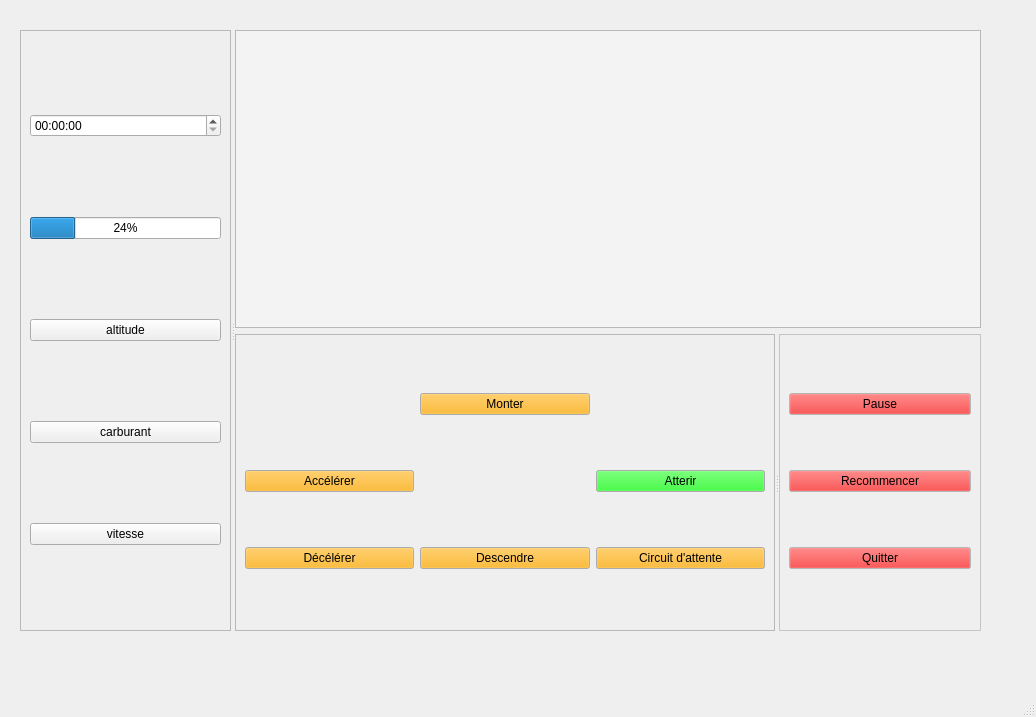
Old version of the form mainwindow.ui in the repository arcreane/python-project-enzo-yasmina.
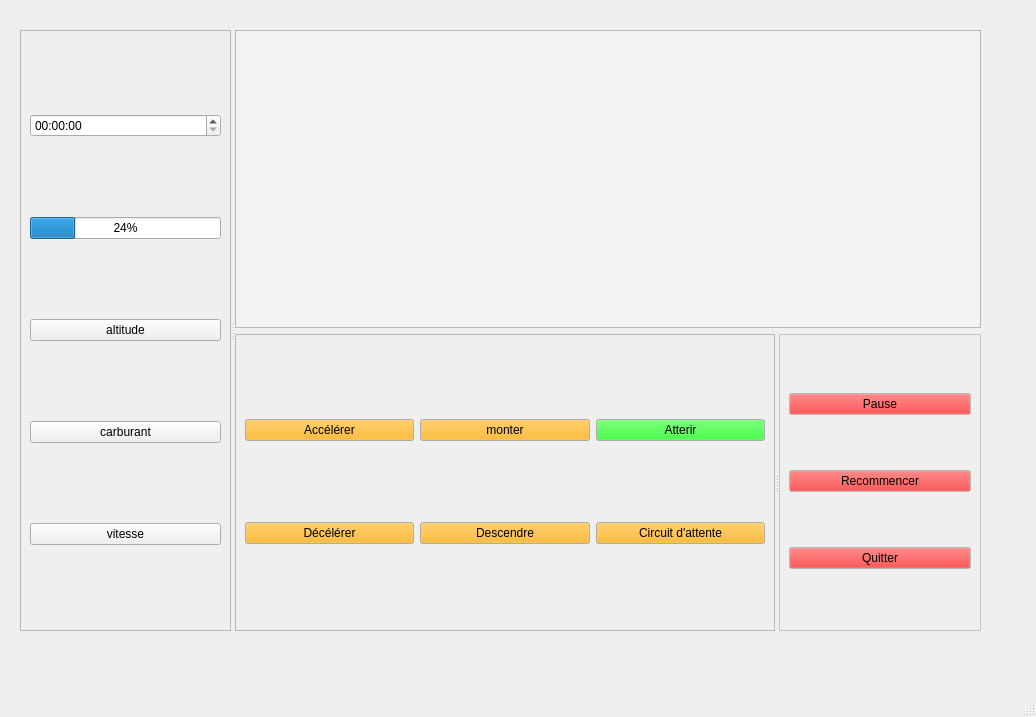
New version of the form.

Commit message: redef de apppy

Patch:
```diff
--- a/mainwindow.ui
+++ b/mainwindow.ui
@@ -386,10 +386,10 @@
             </property>
            </widget>
           </item>
-          <item row="0" column="1">
-           <widget class="QPushButton" name="pushButton_10">
+          <item row="1" column="1">
+           <widget class="QPushButton" name="monter">
             <property name="text">
-             <string>Monter</string>
+             <string>monter</string>
             </property>
            </widget>
           </item>
```
Left out of the diff: 28 changed lines with no effect on the pictures. The commit also changes 1 other file.
